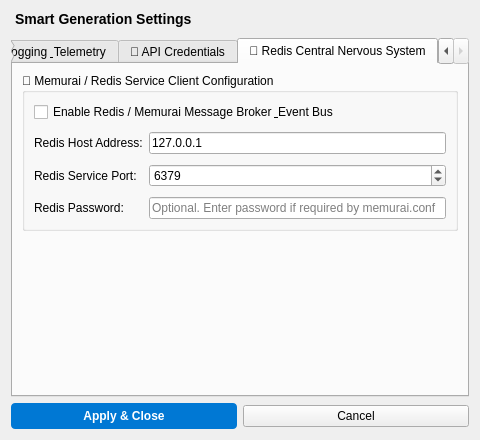
Arean82/Synora_Studio, file desktop/ui_designer/gen_settings.ui: the form before one commit.
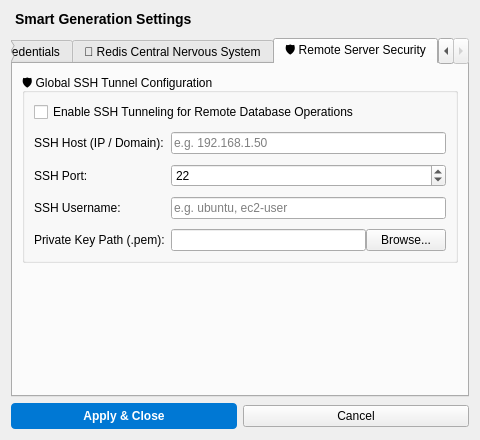
The form after the commit. The open tabs and pages were chosen to show the change.

Commit message: feat(architecture): implement global SSH tunnel piggybacking & remote admin security

The edit to the form file:
```diff
--- a/desktop/ui_designer/gen_settings.ui
+++ b/desktop/ui_designer/gen_settings.ui
@@ -499,6 +499,114 @@
        </item>
       </layout>
      </widget>
+     <widget class="QWidget" name="tab_ssh">
+      <attribute name="title">
+       <string>🛡️ Remote Server Security</string>
+      </attribute>
+      <layout class="QVBoxLayout" name="verticalLayout_ssh">
+       <item>
+        <widget class="QGroupBox" name="ssh_group">
+         <property name="title">
+          <string>🛡️ Global SSH Tunnel Configuration</string>
+         </property>
+         <layout class="QFormLayout" name="formLayout_ssh">
+          <property name="verticalSpacing">
+           <number>10</number>
+          </property>
+          <item row="0" column="0" colspan="2">
+           <widget class="QCheckBox" name="ssh_enable_cb">
+            <property name="text">
+             <string>Enable SSH Tunneling for Remote Database Operations</string>
+            </property>
+           </widget>
+          </item>
+          <item row="1" column="0">
+           <widget class="QLabel" name="label_ssh_host">
+            <property name="text">
+             <string>SSH Host (IP / Domain):</string>
+            </property>
+           </widget>
+          </item>
+          <item row="1" column="1">
+           <widget class="QLineEdit" name="ssh_host_input">
+            <property name="placeholderText">
+             <string>e.g. 192.168.1.50</string>
+            </property>
+           </widget>
+          </item>
+          <item row="2" column="0">
+           <widget class="QLabel" name="label_ssh_port">
+            <property name="text">
+             <string>SSH Port:</string>
+            </property>
+           </widget>
+          </item>
+          <item row="2" column="1">
+           <widget class="QSpinBox" name="ssh_port_input">
+            <property name="minimum">
+             <number>1</number>
+            </property>
+            <property name="maximum">
+             <number>65535</number>
+            </property>
+            <property name="value">
+             <number>22</number>
+            </property>
+           </widget>
+          </item>
+          <item row="3" column="0">
+           <widget class="QLabel" name="label_ssh_user">
+            <property name="text">
+             <string>SSH Username:</string>
+            </property>
+           </widget>
+          </item>
+          <item row="3" column="1">
+           <widget class="QLineEdit" name="ssh_user_input">
+            <property name="placeholderText">
+             <string>e.g. ubuntu, ec2-user</string>
+            </property>
+           </widget>
+          </item>
+          <item row="4" column="0">
+           <widget class="QLabel" name="label_ssh_key">
+            <property name="text">
+             <string>Private Key Path (.pem):</string>
+            </property>
+           </widget>
+          </item>
+          <item row="4" column="1">
+           <layout class="QHBoxLayout" name="horizontalLayout_ssh_key">
+            <item>
+             <widget class="QLineEdit" name="ssh_key_input"/>
+            </item>
+            <item>
+             <widget class="QPushButton" name="btn_browse_key">
+              <property name="text">
+               <string>Browse...</string>
+              </property>
+             </widget>
+            </item>
+           </layout>
+          </item>
+         </layout>
+        </widget>
+       </item>
+       <item>
+        <spacer name="verticalSpacer_ssh">
+         <property name="orientation">
+          <enum>Qt::Orientation::Vertical</enum>
+         </property>
+         <property name="sizeHint" stdset="0">
+          <size>
+           <width>0</width>
+           <height>0</height>
+          </size>
+         </property>
+        </spacer>
+       </item>
+      </layout>
+     </widget>
     </widget>
    </item>
    <item>
```
The commit also changes 30 other files.
